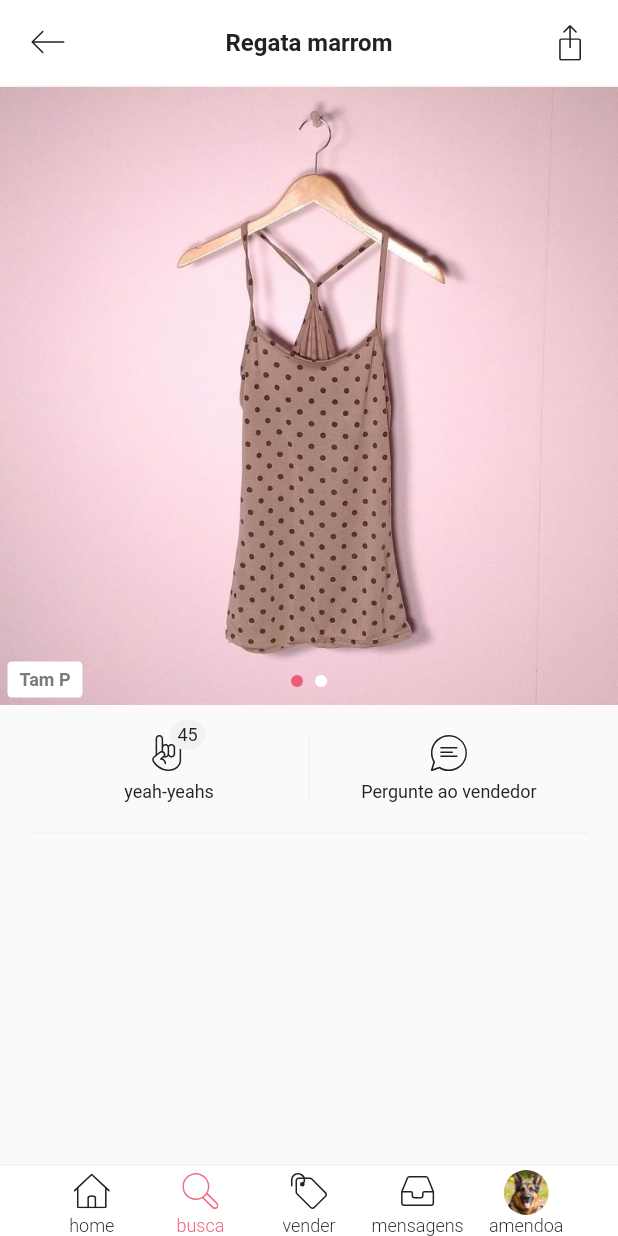
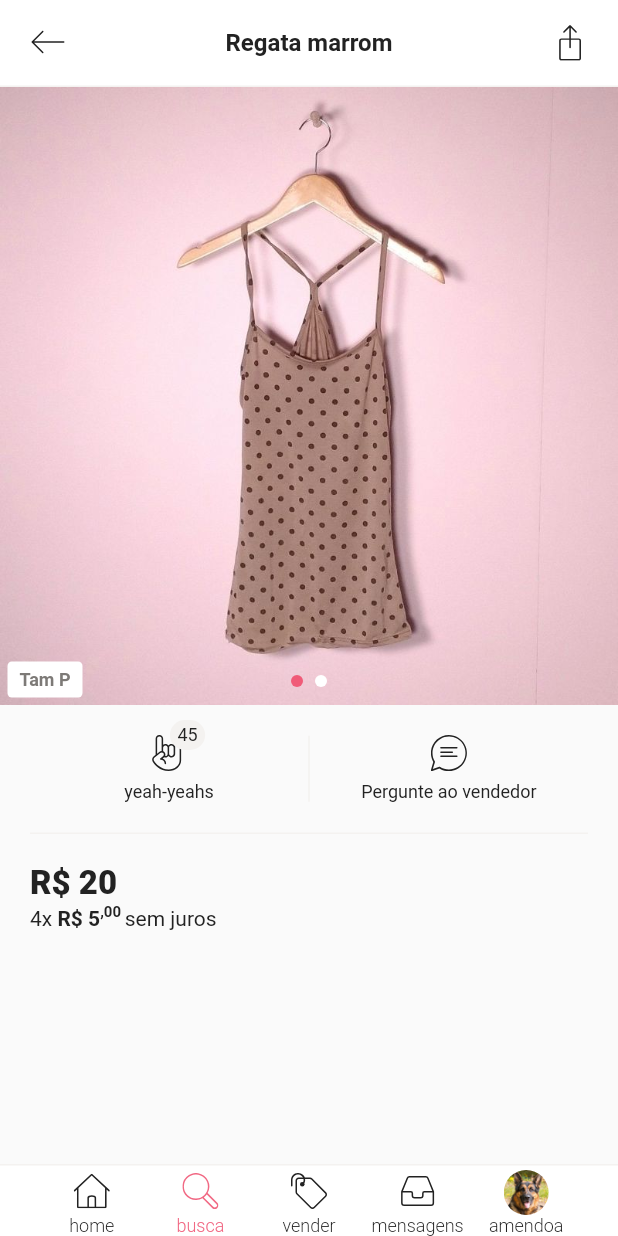
Before and after one commit to amendoa/enjoei_product_flutter_speedcode, a Flutter app: the screen it shows after launch, on a phone screen of 412 x 824 dp. Run offline on Flutter 3.47's test engine with Material 2 defaults, Android fonts, the phone set to English and light mode, and no system bars; our stand-ins replace flutter_svg; Roboto replaces fonts that are missing (Proxima Nova).

```diff
--- a/lib/main.dart
+++ b/lib/main.dart
@@ -476,6 +476,72 @@ class ProductActions extends StatelessWidget {
   }
 }
 
+class PriceInfo extends StatelessWidget {
+  const PriceInfo({
+    Key key,
+  }) : super(key: key);
+
+  @override
+  Widget build(BuildContext context) {
+    return Column(
+      crossAxisAlignment: CrossAxisAlignment.start,
+      children: <Widget>[
+        SizedBox(height: 20),
+        Text(
+          'R\$ 20',
+          style: TextStyle(
+            fontSize: 22,
+            fontWeight: FontWeight.w800,
+            color: EnjoeiColors.gray600,
+          ),
+        ),
+        SizedBox(
+          height: 2,
+        ),
+        Row(
+          children: <Widget>[
+            Text(
+              '4x ',
+              style: TextStyle(
+                fontSize: 14,
+                fontWeight: FontWeight.w400,
+                color: EnjoeiColors.gray600,
+              ),
+            ),
+            Text(
+              'R\$ 5',
+              style: TextStyle(
+                fontSize: 14,
+                fontWeight: FontWeight.w700,
+                color: EnjoeiColors.gray600,
+              ),
+            ),
+            Transform.translate(
+              offset: Offset(0, -4),
+              child: Text(
+                ',00 ',
+                style: TextStyle(
+                  fontSize: 10,
+                  fontWeight: FontWeight.w700,
+                  color: EnjoeiColors.gray600,
+                ),
+              ),
+            ),
+            Text(
+              'sem juros',
+              style: TextStyle(
+                fontSize: 14,
+                fontWeight: FontWeight.w400,
+                color: EnjoeiColors.gray600,
+              ),
+            ),
+          ],
+        ),
+      ],
+    );
+  }
+}
+
 class ProductPage extends StatelessWidget {
   @override
   Widget build(BuildContext context) {
@@ -494,7 +560,13 @@ class ProductPage extends StatelessWidget {
                     left: 20,
                     right: 20,
                   ),
-                  child: ProductActions(),
+                  child: Column(
+                    crossAxisAlignment: CrossAxisAlignment.start,
+                    children: <Widget>[
+                      ProductActions(),
+                      PriceInfo(),
+                    ],
+                  ),
                 ),
               ],
             ),
```
